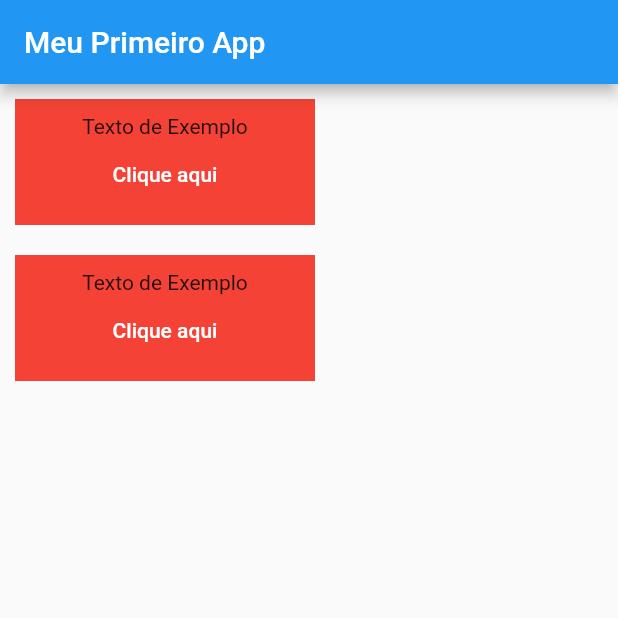
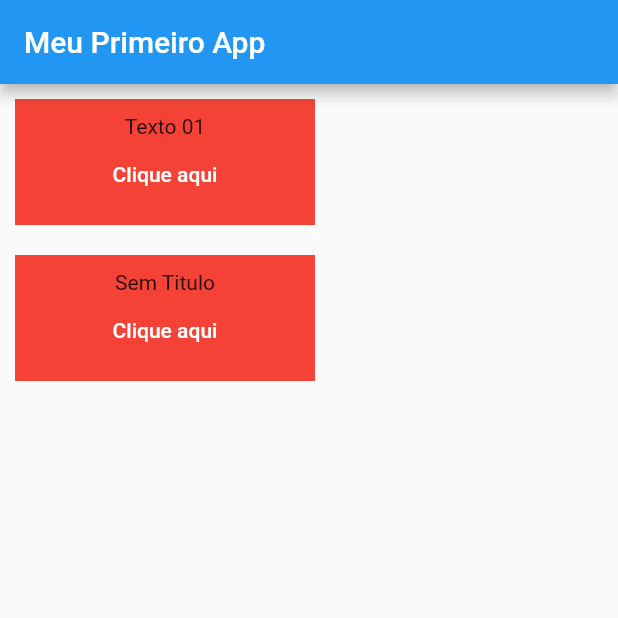
Before and after one commit to izaias1/flutter_001, a Flutter app: the screen it shows after launch, after a tap on "Clique aqui", on a phone screen of 412 x 824 dp, the top half of it. Run offline on Flutter 3.47's test engine with Material 2 defaults, Android fonts, the phone set to English and light mode, and no system bars.

Commit message:
Componentes Externos - Aula 2

```diff
--- /dev/null
+++ b/lib/exemplo.dart
@@ -0,0 +1,38 @@
+import 'package:flutter/material.dart';
+
+class Exemplo extends StatelessWidget {
+  Exemplo({
+    this.title,
+    required this.onPress,
+  });
+
+  var title;
+  final Function() onPress;
+
+  @override
+  Widget build(BuildContext context) {
+    // verifica se foi inserido algum texto
+    // caso contrario insere um
+    // texto de exemplo
+    if (title == null) {
+      title = 'Sem Titulo';
+    }
+
+    return Container(
+      width: 200,
+      margin: const EdgeInsets.all(10),
+      padding: const EdgeInsets.all(10),
+      color: Colors.red,
+      child: Column(children: [
+        Text(title),
+        TextButton(
+          onPressed: onPress,
+          child: const Text(
+            "Clique aqui",
+            style: TextStyle(color: Colors.white),
+          ),
+        ),
+      ]),
+    );
+  }
+}
--- a/lib/main.dart
+++ b/lib/main.dart
@@ -1,4 +1,5 @@
 import 'package:flutter/material.dart';
+import 'package:flutter_001/exemplo.dart';
 
 void main() => runApp(MeuApp());
 
@@ -11,32 +12,19 @@ class MeuApp extends StatelessWidget {
           title: const Text('Meu Primeiro App'),
         ),
         body: Column(children: [
-          Exemplo(),
-          Exemplo(),
+          Exemplo(
+            title: 'Texto 01',
+            onPress: () {
+              print('Cliclou no botão 01');
+            },
+          ),
+          Exemplo(
+            onPress: () {
+              print('Cliclou no botão 02');
+            },
+          ),
         ]),
       ),
     );
   }
 }
-
-class Exemplo extends StatelessWidget {
-  @override
-  Widget build(BuildContext context) {
-    return Container(
-      width: 200,
-      margin: const EdgeInsets.all(10),
-      padding: const EdgeInsets.all(10),
-      color: Colors.red,
-      child: Column(children: [
-        const Text('Texto de Exemplo'),
-        TextButton(
-          onPressed: () {},
-          child: const Text(
-            "Clique aqui",
-            style: TextStyle(color: Colors.white),
-          ),
-        ),
-      ]),
-    );
-  }
-}
```
